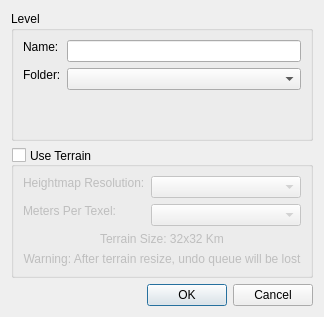
aws/lumberyard, file dev/Code/Sandbox/Editor/NewLevelDialog.ui: the form before one commit.
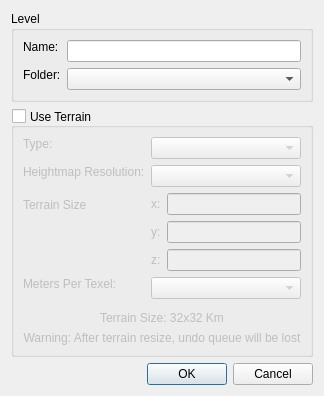
The form after the commit.

Commit message: Modify Cry3DEngine to allow terrain alternative via gem

```diff
--- a/dev/Code/Sandbox/Editor/NewLevelDialog.ui
+++ b/dev/Code/Sandbox/Editor/NewLevelDialog.ui
@@ -7,7 +7,7 @@
     <x>0</x>
     <y>0</y>
     <width>292</width>
-    <height>317</height>
+    <height>385</height>
    </rect>
   </property>
   <layout class="QGridLayout" name="gridLayout">
@@ -45,7 +45,7 @@
       <item row="2" column="1">
        <widget class="QComboBox" name="TERRAIN_RESOLUTION"/>
       </item>
-      <item row="3" column="0">
+      <item row="4" column="0">
        <widget class="QLabel" name="STATIC4">
         <property name="text">
          <string>Meters Per Texel:</string>
@@ -58,10 +58,10 @@
         </property>
        </widget>
       </item>
-      <item row="3" column="1">
+      <item row="4" column="1">
        <widget class="QComboBox" name="TERRAIN_UNITS"/>
       </item>
-      <item row="7" column="0" colspan="2">
+      <item row="9" column="0" colspan="2">
        <widget class="QLabel" name="TERRAIN_INFO">
         <property name="text">
          <string>Terrain Size: 32x32 Km</string>
@@ -71,7 +71,7 @@
         </property>
        </widget>
       </item>
-      <item row="8" column="0" colspan="2">
+      <item row="10" column="0" colspan="2">
        <widget class="QLabel" name="STATIC_WARNING">
         <property name="text">
          <string>Warning: After terrain resize, undo queue will be lost</string>
@@ -81,6 +81,76 @@
         </property>
        </widget>
       </item>
+      <item row="1" column="1">
+       <widget class="QComboBox" name="TERRAIN_TYPE"/>
+      </item>
+      <item row="1" column="0">
+       <widget class="QLabel" name="label">
+        <property name="text">
+         <string>Type:</string>
+        </property>
+        <property name="alignment">
+         <set>Qt::AlignLeading|Qt::AlignLeft|Qt::AlignTop</set>
+        </property>
+       </widget>
+      </item>
+      <item row="3" column="0">
+       <widget class="QLabel" name="TERRAIN_SIZE_LABEL">
+        <property name="text">
+         <string>Terrain Size</string>
+        </property>
+       </widget>
+      </item>
+      <item row="3" column="1">
+       <layout class="QFormLayout" name="formLayout_3">
+        <property name="bottomMargin">
+         <number>0</number>
+        </property>
+        <item row="0" column="0">
+         <widget class="QLabel" name="TERRAIN_SIZE_X_LABEL">
+          <property name="text">
+           <string>x:</string>
+          </property>
+         </widget>
+        </item>
+        <item row="1" column="0">
+         <widget class="QLabel" name="TERRAIN_SIZE_Y_LABEL">
+          <property name="text">
+           <string>y:</string>
+          </property>
+         </widget>
+        </item>
+        <item row="2" column="0">
+         <widget class="QLabel" name="TERRAIN_SIZE_Z_LABEL">
+          <property name="text">
+           <string>z:</string>
+          </property>
+         </widget>
+        </item>
+        <item row="0" column="1">
+         <widget class="QLineEdit" name="TERRAIN_SIZE_X"/>
+        </item>
+        <item row="1" column="1">
+         <widget class="QLineEdit" name="TERRAIN_SIZE_Y"/>
+        </item>
+        <item row="2" column="1">
+         <widget class="QLineEdit" name="TERRAIN_SIZE_Z"/>
+        </item>
+       </layout>
+      </item>
+      <item row="8" column="0">
+       <spacer name="verticalSpacer">
+        <property name="orientation">
+         <enum>Qt::Vertical</enum>
+        </property>
+        <property name="sizeHint" stdset="0">
+         <size>
+          <width>20</width>
+          <height>40</height>
+         </size>
+        </property>
+       </spacer>
+      </item>
      </layout>
     </widget>
    </item>
```
Left out of the diff: 16 changed lines with no effect on the pictures. The commit also changes 83 other files.
